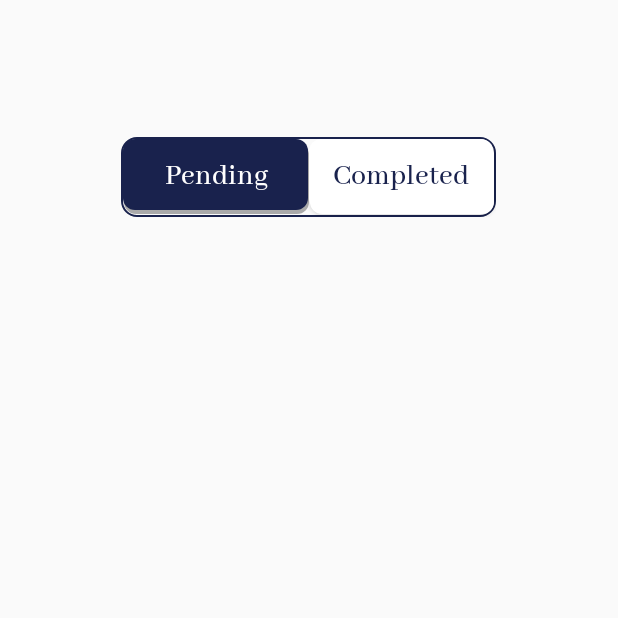
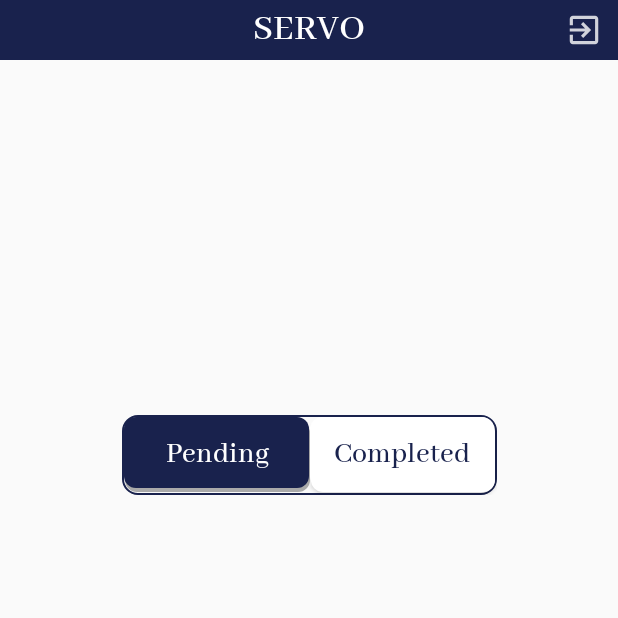
Before and after one commit to DeadliestDemon/Servo, an Android app: the WorkerActivity screen opened directly, with no data from a screen before it, on a phone screen of 412 x 824 dp, the top half of it. Run offline under Robolectric (Android 15) with nearby library versions, the phone set to English and light mode, and no system bars.

Commit message:
Added appbar

```diff
--- /dev/null
+++ b/app/src/main/res/drawable-anydpi/ic_exit_app.xml
@@ -0,0 +1,11 @@
+<vector xmlns:android="http://schemas.android.com/apk/res/android"
+    android:width="24dp"
+    android:height="24dp"
+    android:viewportWidth="24"
+    android:viewportHeight="24"
+    android:tint="#FFFFFF"
+    android:alpha="0.8">
+  <path
+      android:fillColor="@android:color/white"
+      android:pathData="M10.09,15.59L11.5,17l5,-5 -5,-5 -1.41,1.41L12.67,11H3v2h9.67l-2.58,2.59zM19,3H5c-1.11,0 -2,0.9 -2,2v4h2V5h14v14H5v-4H3v4c0,1.1 0.89,2 2,2h14c1.1,0 2,-0.9 2,-2V5c0,-1.1 -0.9,-2 -2,-2z"/>
+</vector>
--- a/app/src/main/res/layout/activity_worker.xml
+++ b/app/src/main/res/layout/activity_worker.xml
@@ -6,17 +6,24 @@
     android:layout_height="match_parent"
     tools:context=".WorkerActivity">
 
+    <include
+        android:id="@+id/studentToolBar"
+        layout="@layout/app_bar"
+        app:layout_constraintEnd_toEndOf="parent"
+        app:layout_constraintStart_toStartOf="parent"
+        app:layout_constraintTop_toTopOf="parent" />
+
     <LinearLayout
         android:id="@+id/workerLinearLayout"
         android:layout_width="250dp"
         android:layout_height="53dp"
+        android:layout_marginTop="10dp"
         android:background="@drawable/custom_border"
         android:orientation="horizontal"
         app:layout_constraintBottom_toTopOf="@+id/workerPendingRecyclerView"
         app:layout_constraintEnd_toEndOf="parent"
-        app:layout_constraintHorizontal_bias="0.496"
         app:layout_constraintStart_toStartOf="parent"
-        app:layout_constraintTop_toTopOf="parent">
+        app:layout_constraintTop_toBottomOf="@+id/studentToolBar">
 
         <Button
             android:id="@+id/pendingBtnWorker"
@@ -65,21 +72,25 @@
         android:id="@+id/workerPendingRecyclerView"
         android:layout_width="match_parent"
         android:layout_height="wrap_content"
-        android:layout_marginTop="236dp"
+        android:layout_marginBottom="20dp"
+        android:layout_marginTop="20dp"
+        app:layout_constraintBottom_toBottomOf="parent"
         app:layout_constraintEnd_toEndOf="parent"
         app:layout_constraintHorizontal_bias="0.0"
         app:layout_constraintStart_toStartOf="parent"
-        app:layout_constraintTop_toTopOf="parent" />
+        app:layout_constraintTop_toBottomOf="@+id/workerLinearLayout" />
 
     <androidx.recyclerview.widget.RecyclerView
         android:id="@+id/workerCompletedRecyclerView"
         android:layout_width="match_parent"
         android:layout_height="wrap_content"
-        android:layout_marginTop="236dp"
+        android:layout_marginTop="20dp"
+        android:layout_marginBottom="20dp"
         android:visibility="invisible"
+        app:layout_constraintBottom_toBottomOf="parent"
         app:layout_constraintEnd_toEndOf="parent"
         app:layout_constraintHorizontal_bias="0.0"
         app:layout_constraintStart_toStartOf="parent"
-        app:layout_constraintTop_toTopOf="parent" />
+        app:layout_constraintTop_toBottomOf="@+id/workerLinearLayout" />
 
 </androidx.constraintlayout.widget.ConstraintLayout>
--- a/app/src/main/res/layout/app_bar.xml
+++ b/app/src/main/res/layout/app_bar.xml
@@ -1,36 +1,38 @@
 <?xml version="1.0" encoding="utf-8"?>
 <RelativeLayout xmlns:android="http://schemas.android.com/apk/res/android"
-    android:layout_width="match_parent"
-    android:layout_height="wrap_content"
-    android:background="@color/colorPrimary">
-
-    <RelativeLayout
     android:layout_width="wrap_content"
-        android:layout_height="wrap_content"
-        android:layout_alignParentTop="true"
-        android:layout_alignParentBottom="true"
-        android:layout_marginTop="661dp"
-        android:layout_marginBottom="661dp"
-        android:padding="10dp">
+    android:layout_height="40dp"
+    android:background="@color/colorPrimary"
+    android:backgroundTint="@color/colorPrimary">
 
     <TextView
         android:id="@+id/appTitle"
-            android:layout_width="36dp"
+        android:layout_width="wrap_content"
         android:layout_height="wrap_content"
         android:layout_alignParentStart="true"
-            android:layout_marginStart="198dp"
-            android:layout_marginEnd="134dp"
-            android:layout_toStartOf="@+id/menuButton"
-            android:text="@string/app_name"
+        android:layout_alignParentTop="true"
+        android:layout_alignParentEnd="true"
+        android:layout_alignParentBottom="true"
+        android:layout_marginStart="0dp"
+        android:layout_marginTop="0dp"
+        android:layout_marginEnd="0dp"
+        android:layout_marginBottom="0dp"
+        android:gravity="center"
+        android:text="@string/servo"
+        android:fontFamily="@font/abhaya_libre"
+        android:textAlignment="center"
         android:textColor="@color/white"
-            android:textSize="20sp" />
+        android:textSize="25sp" />
 
     <ImageView
         android:id="@+id/menuButton"
-            android:layout_width="wrap_content"
+        android:layout_width="25dp"
         android:layout_height="wrap_content"
+        android:layout_alignParentTop="true"
         android:layout_alignParentEnd="true"
-            android:src="@drawable/ic_baseline_more_vert_24" />
-    </RelativeLayout>
+        android:layout_alignParentBottom="true"
+        android:layout_marginEnd="10dp"
+        android:contentDescription="@string/menu"
+        android:src="@drawable/ic_exit_app" />
 
 </RelativeLayout>
--- a/app/src/main/res/values/strings.xml
+++ b/app/src/main/res/values/strings.xml
@@ -35,6 +35,7 @@
     <string name="student">Student</string>
     <string name="pending">Pending</string>
     <string name="completed">Completed</string>
+    <string name="servo">SERVO</string>
     <string name="moreDetails">See more Details >></string>
     <string name="doc">Date of complaint : </string>
     <string name="details">Details : </string>
@@ -47,5 +48,6 @@
     <string name="complaintStart">Complaint started on :</string>
     <string name="complaintEnd">Complaint ended on :</string>
     <string name="addNewComplain">Add a new complaint </string>
+    <string name="menu">menu</string>
 
 </resources>
```
Also changed, not shown: app/src/main/res/layout/activity_student.xml (+14 -7 lines), app/src/main/res/drawable-hdpi/ic_exit_app.png (added), app/src/main/res/drawable-mdpi/ic_exit_app.png (added), app/src/main/res/drawable-xhdpi/ic_exit_app.png (added), app/src/main/res/drawable-xxhdpi/ic_exit_app.png (added). Lines whose indentation alone changed are shown as unchanged.
